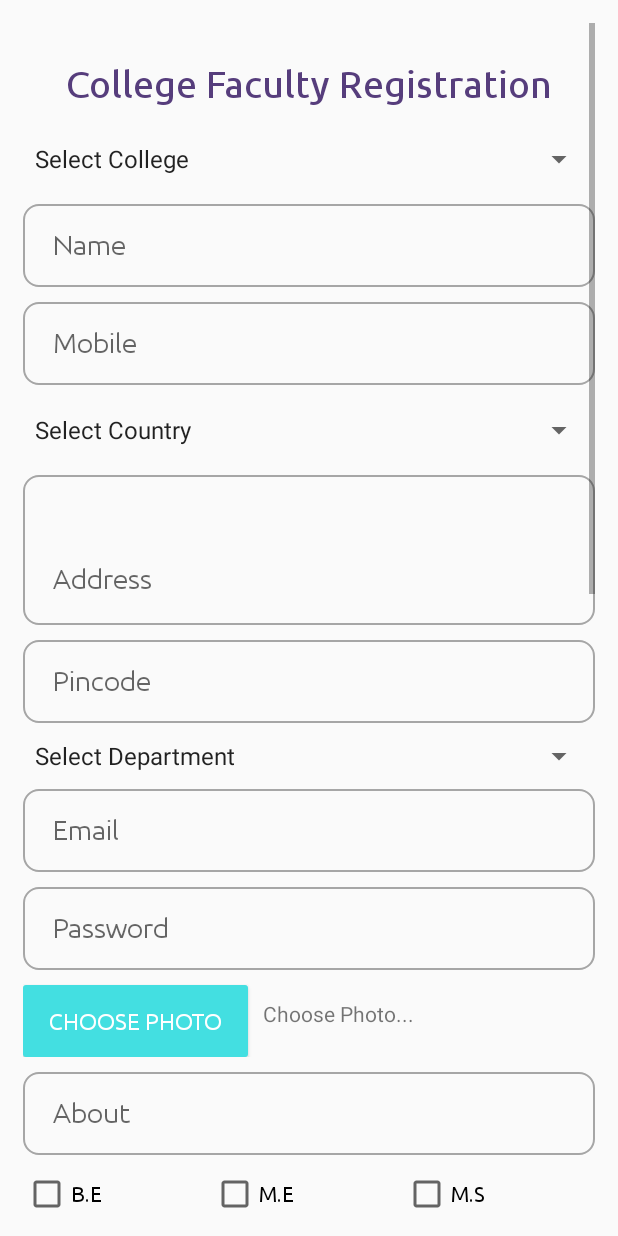
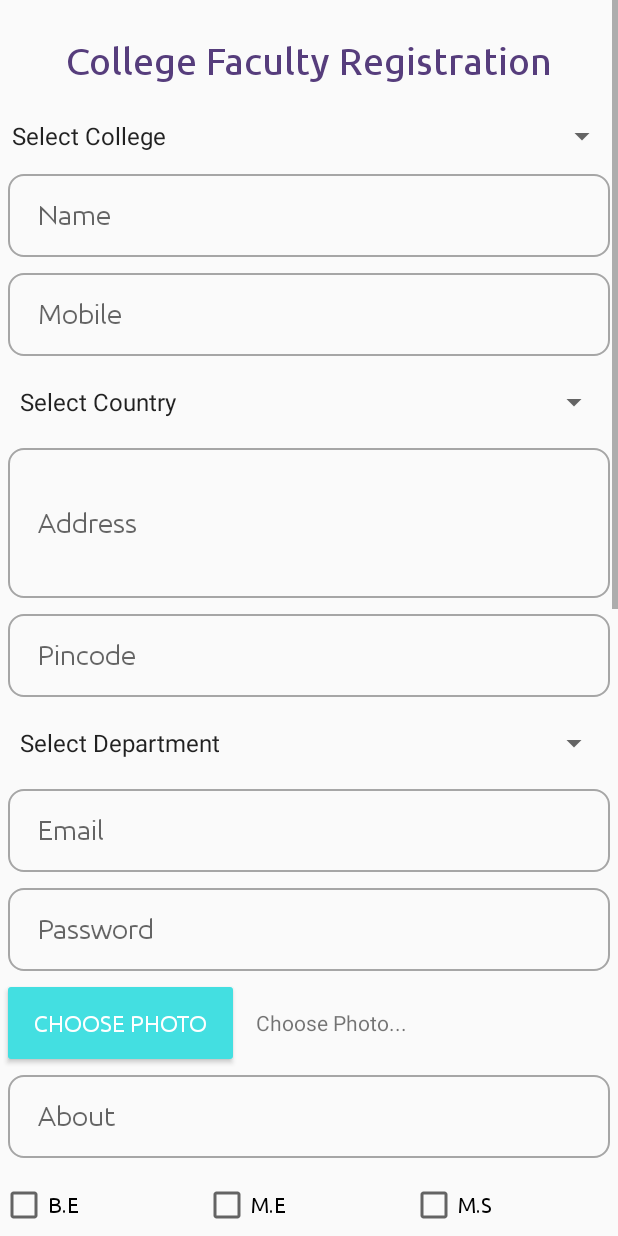
Before and after one commit to SaravanaMurale/TnqGuru, an Android app: the fragment CollegeFacRegFragment placed in its activity, on a phone screen of 412 x 824 dp. Run offline under Robolectric (Android 15) with nearby library versions, the phone set to English and light mode, and no system bars.

Commit message:
School Fac Reg UI Commit

```diff
--- a/app/src/main/res/layout/layout_college_fac_registration.xml
+++ b/app/src/main/res/layout/layout_college_fac_registration.xml
@@ -3,8 +3,7 @@
     xmlns:android="http://schemas.android.com/apk/res/android"
     android:layout_width="match_parent"
     android:layout_height="wrap_content"
-    android:orientation="vertical"
-    android:layout_margin="@dimen/fifteen_dp">
+    android:orientation="vertical">
 
 
 
@@ -44,7 +43,7 @@
             android:layout_gravity="center"
             android:inputType="text"
             android:imeOptions="actionNext"
-            android:layout_marginTop="@dimen/ten_dp"/>
+            android:layout_margin="@dimen/five_dp"/>
 
 
         <EditText
@@ -60,7 +59,7 @@
             android:fontFamily="@font/ubuntu_regular"
             android:background="@drawable/rounded_border"
             android:layout_gravity="center"
-            android:layout_marginTop="@dimen/ten_dp"/>
+            android:layout_margin="@dimen/five_dp"/>
 
 
     <Spinner
@@ -68,7 +67,7 @@
         android:layout_width="match_parent"
         android:layout_height="@dimen/forty_dp"
         android:layout_below="@+id/colgFacMobile"
-        android:layout_marginTop="@dimen/ten_dp"
+        android:layout_margin="@dimen/five_dp"
         />
 
 
@@ -78,16 +77,13 @@
             android:layout_width="match_parent"
             android:layout_height="100dp"
             android:paddingLeft="@dimen/twenty_dp"
-            android:paddingBottom="@dimen/twenty_dp"
-            android:gravity="bottom"
             android:hint="Address"
             android:layout_below="@id/spinnerColgFacCountry"
             android:fontFamily="@font/ubuntu_regular"
             android:background="@drawable/rounded_border"
-            android:layout_gravity="center"
             android:inputType="textPostalAddress"
             android:imeOptions="actionNext"
-            android:layout_marginTop="@dimen/ten_dp"/>
+            android:layout_margin="@dimen/five_dp"/>
 
 
         <EditText
@@ -103,15 +99,15 @@
             android:inputType="number"
             android:maxLines="6"
             android:imeOptions="actionNext"
-            android:layout_marginTop="@dimen/ten_dp"/>
+            android:layout_margin="@dimen/five_dp"/>
 
 
     <Spinner
         android:id="@+id/spinnerColgFacDept"
         android:layout_width="match_parent"
-        android:layout_height="wrap_content"
+        android:layout_height="40dp"
         android:layout_below="@+id/colgFacPincode"
-        android:layout_marginTop="@dimen/ten_dp"
+        android:layout_margin="@dimen/five_dp"
         />
 
 
@@ -127,7 +123,7 @@
             android:background="@drawable/rounded_border"
             android:layout_gravity="center"
             android:inputType="textEmailAddress"
-            android:layout_marginTop="@dimen/ten_dp"/>
+            android:layout_margin="@dimen/five_dp"/>
 
         <EditText
             android:id="@+id/colgFacPassword"
@@ -141,7 +137,7 @@
             android:fontFamily="@font/ubuntu_regular"
             android:background="@drawable/rounded_border"
             android:layout_gravity="center"
-            android:layout_marginTop="@dimen/ten_dp"/>
+            android:layout_margin="@dimen/five_dp"/>
 
         <RelativeLayout
             android:layout_width="match_parent"
@@ -159,7 +155,7 @@
         android:textSize="@dimen/fifteen_dp"
         android:textColor="@color/white"
         android:padding="@dimen/five_dp"
-        android:layout_marginTop="@dimen/ten_dp"/>
+        android:layout_margin="@dimen/five_dp"/>
 
         <TextView
             android:layout_width="wrap_content"
@@ -167,9 +163,7 @@
             android:text="Choose Photo..."
             android:layout_toRightOf="@id/ColgUploadImage"
             android:layout_centerVertical="true"
-            android:layout_marginLeft="@dimen/ten_dp"
-
-            />
+            android:layout_marginLeft="@dimen/ten_dp" />
 
         </RelativeLayout>
 
@@ -187,7 +181,7 @@
             android:layout_gravity="center"
             android:inputType="text"
             android:imeOptions="actionNext"
-            android:layout_marginTop="@dimen/ten_dp"/>
+            android:layout_margin="@dimen/five_dp"/>
 
 
 
@@ -197,7 +191,6 @@
         android:layout_height="wrap_content"
         android:layout_below="@id/colgFacAbout"
         android:layout_marginTop="@dimen/ten_dp">
-
         <include layout="@layout/layout_qualification_checkbox"/>
 
     </RelativeLayout>
@@ -246,7 +239,7 @@
                 android:fontFamily="@font/ubuntu_regular"
                 android:background="@drawable/rounded_border"
                 android:layout_gravity="center"
-                android:layout_marginTop="@dimen/ten_dp"/>
+                android:layout_margin="@dimen/five_dp"/>
 
 
 
@@ -264,7 +257,7 @@
                 android:fontFamily="@font/ubuntu_regular"
                 android:background="@drawable/rounded_border"
                 android:layout_gravity="center"
-                android:layout_marginTop="@dimen/ten_dp"/>
+                android:layout_margin="@dimen/five_dp"/>
 
 
 
@@ -282,7 +275,7 @@
                 android:fontFamily="@font/ubuntu_regular"
                 android:background="@drawable/rounded_border"
                 android:layout_gravity="center"
-                android:layout_marginTop="@dimen/ten_dp"/>
+                android:layout_margin="@dimen/five_dp"/>
 
 
         <RelativeLayout
@@ -300,7 +293,7 @@
             android:fontFamily="@font/ubuntu_regular"
             android:textSize="@dimen/fifteen_dp"
             android:textColor="@color/white"
-            android:layout_marginTop="@dimen/ten_dp"
+            android:layout_margin="@dimen/five_dp"
             />
 
             <TextView
@@ -321,7 +314,7 @@
                 android:layout_width="match_parent"
                 android:layout_height="wrap_content"
                 android:hint="ID Proof Number"
-                android:layout_marginTop="@dimen/twenty_dp"
+                android:layout_margin="@dimen/five_dp"
                 android:imeOptions="actionDone"
                 android:layout_below="@id/colgIdProof"
                 />
@@ -343,7 +336,7 @@
             android:textSize="@dimen/fifteen_dp"
             android:padding="@dimen/five_dp"
             android:textColor="@color/white"
-            android:layout_marginTop="@dimen/ten_dp"
+            android:layout_margin="@dimen/five_dp"
            />
 
            <TextView
@@ -372,7 +365,7 @@
             android:textSize="@dimen/fifteen_dp"
             android:padding="@dimen/five_dp"
             android:textColor="@color/white"
-            android:layout_marginTop="@dimen/ten_dp"
+            android:layout_margin="@dimen/five_dp"
             />
 
             <TextView
@@ -397,10 +390,6 @@
             android:textColor="@color/white"
             />
 
-
-
-
-
     </LinearLayout>
 
 
```
